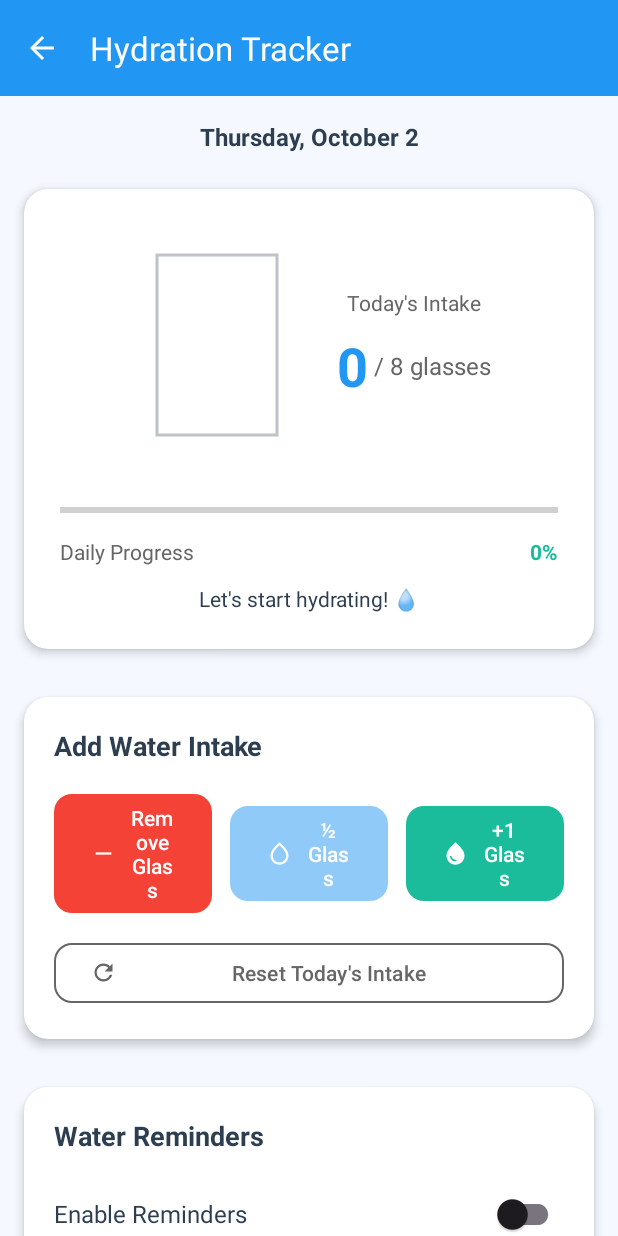
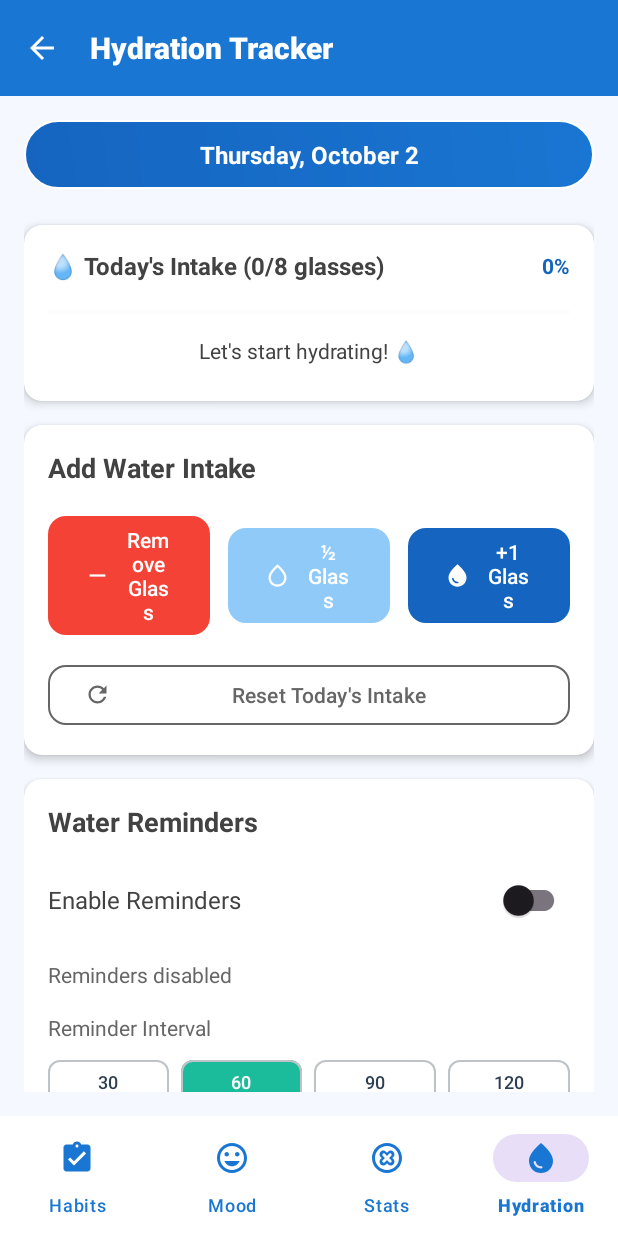
Before and after one commit to thusithassilva/HealthApp, an Android app: the HydrationActivity screen opened directly, with no data from a screen before it, on a phone screen of 412 x 824 dp. Run offline under Robolectric (Android 15) with nearby library versions, the phone set to English and light mode, and no system bars.

Commit message:
improve hydrate UI

```diff
--- a/app/src/main/java/com/example/healthapp/HydrationActivity.kt
+++ b/app/src/main/java/com/example/healthapp/HydrationActivity.kt
@@ -176,8 +176,8 @@ class HydrationActivity : AppCompatActivity() {
         } else {
             String.format("%.1f", currentWaterIntake)
         }
-        binding.tvWaterIntake.text = displayIntake
-        binding.tvWaterGoal.text = "/ $dailyWaterGoal glasses"
+        //binding.tvWaterIntake.text = displayIntake
+        //binding.tvWaterGoal.text = "/ $dailyWaterGoal glasses"
 
         // Update progress
         val progress = ((currentWaterIntake * 100) / dailyWaterGoal).toInt()
@@ -202,11 +202,11 @@ class HydrationActivity : AppCompatActivity() {
 
         // Update water level in the glass (visual representation)
         when {
-            waterLevel >= 100 -> binding.ivWaterLevel.setImageResource(R.drawable.water_level_100)
-            waterLevel >= 75 -> binding.ivWaterLevel.setImageResource(R.drawable.water_level_75)
-            waterLevel >= 50 -> binding.ivWaterLevel.setImageResource(R.drawable.water_level_50)
-            waterLevel >= 25 -> binding.ivWaterLevel.setImageResource(R.drawable.water_level_25)
-            else -> binding.ivWaterLevel.setImageResource(R.drawable.water_level_0)
+            //waterLevel >= 100 -> binding.ivWaterLevel.setImageResource(R.drawable.water_level_100)
+            //waterLevel >= 75 -> binding.ivWaterLevel.setImageResource(R.drawable.water_level_75)
+            //waterLevel >= 50 -> binding.ivWaterLevel.setImageResource(R.drawable.water_level_50)
+            //waterLevel >= 25 -> binding.ivWaterLevel.setImageResource(R.drawable.water_level_25)
+            //else -> binding.ivWaterLevel.setImageResource(R.drawable.water_level_0)
         }
 
         // Update hydration status message
--- a/app/src/main/res/layout/activity_hydration.xml
+++ b/app/src/main/res/layout/activity_hydration.xml
@@ -1,46 +1,57 @@
 <?xml version="1.0" encoding="utf-8"?>
-<androidx.core.widget.NestedScrollView xmlns:android="http://schemas.android.com/apk/res/android"
+<LinearLayout xmlns:android="http://schemas.android.com/apk/res/android"
     xmlns:app="http://schemas.android.com/apk/res-auto"
     android:layout_width="match_parent"
     android:layout_height="match_parent"
+    android:orientation="vertical"
+    android:background="@color/white">
+
+    <!-- Toolbar -->
+    <com.google.android.material.appbar.MaterialToolbar
+        android:id="@+id/toolbar"
+        android:layout_width="match_parent"
+        android:layout_height="?attr/actionBarSize"
+        android:background="@color/primary_blue"
+        android:theme="@style/ThemeOverlay.MaterialComponents.Dark.ActionBar"
+        app:navigationIcon="@drawable/ic_arrow_back_white"
+        app:title="Hydration Tracker"
+        app:titleTextColor="@color/white"
+        app:titleTextAppearance="@style/BoldToolbarTitle" />
+
+    <ScrollView
+        android:layout_width="match_parent"
+        android:layout_height="0dp"
+        android:layout_weight="1"
+        android:padding="16dp"
         android:background="@color/light_background"
-    android:fillViewport="true">
+        android:scrollbars="none">
 
         <LinearLayout
             android:layout_width="match_parent"
             android:layout_height="wrap_content"
             android:orientation="vertical">
 
-        <!-- Toolbar -->
-        <com.google.android.material.appbar.MaterialToolbar
-            android:id="@+id/toolbar"
-            android:layout_width="match_parent"
-            android:layout_height="?attr/actionBarSize"
-            android:background="@color/primary_color"
-            android:theme="@style/ThemeOverlay.MaterialComponents.Dark.ActionBar"
-            app:navigationIcon="@drawable/ic_arrow_back_white"
-            app:title="Hydration Tracker"
-            app:titleTextColor="@color/white" />
-
             <!-- Today's Date -->
             <TextView
                 android:id="@+id/tvTodayDate"
                 android:layout_width="match_parent"
                 android:layout_height="wrap_content"
-            android:text="Monday, December 25"
-            android:textColor="@color/dark_text"
+                android:text="Monday, December 25, 2024"
+                android:textColor="@color/white"
                 android:textSize="16sp"
                 android:textStyle="bold"
+                android:layout_marginBottom="24dp"
                 android:gravity="center"
-            android:layout_marginTop="16dp"
-            android:layout_marginBottom="8dp" />
+                android:background="@drawable/date_background_professional"
+                android:paddingVertical="12dp"
+                android:paddingHorizontal="16dp" />
 
             <!-- Water Progress Section -->
             <androidx.cardview.widget.CardView
                 android:layout_width="match_parent"
                 android:layout_height="wrap_content"
-            android:layout_margin="16dp"
-            app:cardCornerRadius="16dp"
+                android:layout_marginBottom="16dp"
+                app:cardCornerRadius="12dp"
                 app:cardElevation="4dp"
                 app:cardBackgroundColor="@color/white">
 
@@ -48,65 +59,33 @@
                     android:layout_width="match_parent"
                     android:layout_height="wrap_content"
                     android:orientation="vertical"
-                android:padding="24dp">
+                    android:padding="16dp">
 
-                <!-- Water Level Visualization -->
                     <LinearLayout
                         android:layout_width="match_parent"
                         android:layout_height="wrap_content"
                         android:orientation="horizontal"
-                    android:gravity="center"
-                    android:layout_marginBottom="20dp">
-
-                    <ImageView
-                        android:id="@+id/ivWaterLevel"
-                        android:layout_width="120dp"
-                        android:layout_height="160dp"
-                        android:src="@drawable/water_level_0"
-                        android:contentDescription="Water level" />
-
-                    <LinearLayout
-                        android:layout_width="wrap_content"
-                        android:layout_height="wrap_content"
-                        android:orientation="vertical"
-                        android:gravity="center"
-                        android:paddingStart="20dp">
+                        android:gravity="center_vertical"
+                        android:layout_marginBottom="16dp">
 
                         <TextView
-                            android:layout_width="wrap_content"
+                            android:id="@+id/tvWaterLabel"
+                            android:layout_width="0dp"
                             android:layout_height="wrap_content"
-                            android:text="Today's Intake"
-                            android:textColor="@color/gray"
-                            android:textSize="14sp"
-                            android:layout_marginBottom="8dp" />
-
-                        <LinearLayout
-                            android:layout_width="wrap_content"
-                            android:layout_height="wrap_content"
-                            android:orientation="horizontal"
-                            android:gravity="center">
-
-                            <TextView
-                                android:id="@+id/tvWaterIntake"
-                                android:layout_width="wrap_content"
-                                android:layout_height="wrap_content"
-                                android:text="0"
-                                android:textColor="@color/primary_color"
-                                android:textSize="36sp"
+                            android:layout_weight="1"
+                            android:text="💧 Today's Intake (0/8 glasses)"
+                            android:textColor="@color/dark_gray"
+                            android:textSize="16sp"
                             android:textStyle="bold" />
 
                         <TextView
-                                android:id="@+id/tvWaterGoal"
+                            android:id="@+id/tvProgressPercent"
                             android:layout_width="wrap_content"
                             android:layout_height="wrap_content"
-                                android:text="/ 8 glasses"
-                                android:textColor="@color/gray"
-                                android:textSize="16sp"
-                                android:layout_marginStart="4dp" />
-
-                        </LinearLayout>
-
-                    </LinearLayout>
+                            android:text="0%"
+                            android:textColor="@color/accent_blue"
+                            android:textSize="14sp"
+                            android:textStyle="bold" />
 
                     </LinearLayout>
 
@@ -115,36 +94,11 @@
                         android:id="@+id/progressWater"
                         style="?android:attr/progressBarStyleHorizontal"
                         android:layout_width="match_parent"
-                    android:layout_height="20dp"
+                        android:layout_height="8dp"
+                        android:layout_marginBottom="12dp"
                         android:progress="0"
-                    android:progressTint="@color/hydration_progress"
-                    android:backgroundTint="@color/light_gray" />
-
-                <LinearLayout
-                    android:layout_width="match_parent"
-                    android:layout_height="wrap_content"
-                    android:orientation="horizontal"
-                    android:gravity="center_vertical"
-                    android:layout_marginTop="8dp">
-
-                    <TextView
-                        android:layout_width="0dp"
-                        android:layout_height="wrap_content"
-                        android:layout_weight="1"
-                        android:text="Daily Progress"
-                        android:textColor="@color/gray"
-                        android:textSize="14sp" />
-
-                    <TextView
-                        android:id="@+id/tvProgressPercent"
-                        android:layout_width="wrap_content"
-                        android:layout_height="wrap_content"
-                        android:text="0%"
-                        android:textColor="@color/hydration_progress"
-                        android:textSize="14sp"
-                        android:textStyle="bold" />
-
-                </LinearLayout>
+                        android:progressTint="@color/accent_blue"
+                        android:progressBackgroundTint="@color/light_gray" />
 
                     <!-- Hydration Status -->
                     <TextView
@@ -152,10 +106,10 @@
                         android:layout_width="match_parent"
                         android:layout_height="wrap_content"
                         android:text="Let's start hydrating! 💧"
-                    android:textColor="@color/dark_text"
+                        android:textColor="@color/dark_gray"
                         android:textSize="14sp"
                         android:gravity="center"
-                    android:layout_marginTop="12dp" />
+                        android:layout_marginBottom="8dp" />
 
                     <!-- Congratulations Message -->
                     <TextView
@@ -167,7 +121,6 @@
                         android:textSize="14sp"
                         android:textStyle="bold"
                         android:gravity="center"
-                    android:layout_marginTop="8dp"
                         android:visibility="gone" />
 
                 </LinearLayout>
@@ -178,8 +131,8 @@
             <androidx.cardview.widget.CardView
                 android:layout_width="match_parent"
                 android:layout_height="wrap_content"
-            android:layout_margin="16dp"
-            app:cardCornerRadius="16dp"
+                android:layout_marginBottom="16dp"
+                app:cardCornerRadius="12dp"
                 app:cardElevation="4dp"
                 app:cardBackgroundColor="@color/white">
 
@@ -187,13 +140,13 @@
                     android:layout_width="match_parent"
                     android:layout_height="wrap_content"
                     android:orientation="vertical"
-                android:padding="20dp">
+                    android:padding="16dp">
 
                     <TextView
                         android:layout_width="match_parent"
                         android:layout_height="wrap_content"
                         android:text="Add Water Intake"
-                    android:textColor="@color/dark_text"
+                        android:textColor="@color/dark_gray"
                         android:textSize="18sp"
                         android:textStyle="bold"
                         android:layout_marginBottom="16dp" />
@@ -244,7 +197,7 @@
                             android:textSize="14sp"
                             app:icon="@drawable/ic_water_full"
                             app:iconTint="@color/white"
-                        app:backgroundTint="@color/hydration_progress"
+                            app:backgroundTint="@color/accent_blue"
                             app:cornerRadius="12dp" />
 
                     </LinearLayout>
@@ -273,9 +226,8 @@
             <androidx.cardview.widget.CardView
                 android:layout_width="match_parent"
                 android:layout_height="wrap_content"
-            android:layout_margin="16dp"
                 android:layout_marginBottom="80dp"
-            app:cardCornerRadius="16dp"
+                app:cardCornerRadius="12dp"
                 app:cardElevation="4dp"
                 app:cardBackgroundColor="@color/white">
 
@@ -283,13 +235,13 @@
                     android:layout_width="match_parent"
                     android:layout_height="wrap_content"
                     android:orientation="vertical"
-                android:padding="20dp">
+                    android:padding="16dp">
 
                     <TextView
                         android:layout_width="match_parent"
                         android:layout_height="wrap_content"
                         android:text="Water Reminders"
-                    android:textColor="@color/dark_text"
+                        android:textColor="@color/dark_gray"
                         android:textSize="18sp"
                         android:textStyle="bold"
                         android:layout_marginBottom="16dp" />
@@ -307,14 +259,14 @@
                             android:layout_height="wrap_content"
                             android:layout_weight="1"
                             android:text="Enable Reminders"
-                        android:textColor="@color/dark_text"
+                            android:textColor="@color/dark_gray"
                             android:textSize="16sp" />
 
                         <androidx.appcompat.widget.SwitchCompat
                             android:id="@+id/switchReminder"
                             android:layout_width="wrap_content"
                             android:layout_height="wrap_content"
-                        android:thumbTint="@color/primary_color"
+                            android:thumbTint="@color/accent_blue"
                             android:trackTint="@color/switch_track" />
 
                     </LinearLayout>
@@ -403,17 +355,20 @@
 
             </androidx.cardview.widget.CardView>
 
+        </LinearLayout>
+
+    </ScrollView>
+
     <!-- Bottom Navigation -->
     <com.google.android.material.bottomnavigation.BottomNavigationView
         android:id="@+id/bottomNavigationView"
         android:layout_width="match_parent"
         android:layout_height="wrap_content"
-            android:layout_gravity="bottom"
         app:menu="@menu/bottom_navigation_menu"
         app:labelVisibilityMode="labeled"
         app:itemIconTint="@color/bottom_nav_color"
-            app:itemTextColor="@color/bottom_nav_color" />
+        app:itemTextColor="@color/bottom_nav_color"
+        android:background="@color/white"
+        app:elevation="8dp" />
 
 </LinearLayout>
-
-</androidx.core.widget.NestedScrollView>
```
Lines whose indentation alone changed are shown as unchanged.
